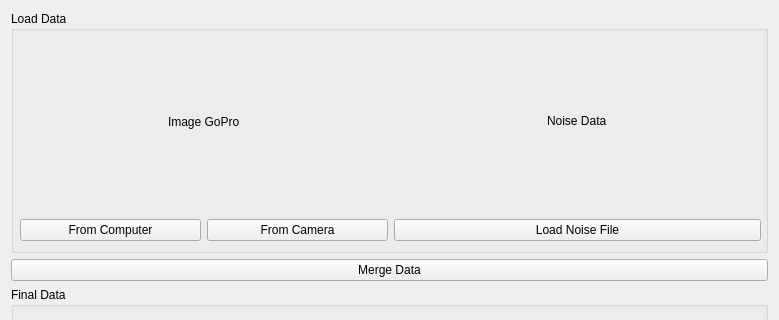
Old version of the form src/views/MergeDataWidget.ui in the repository frmeu9/projet_fin_etude; both pictures show x 0 to 779 and y 0 to 320 of the 779 by 540 pixel window.
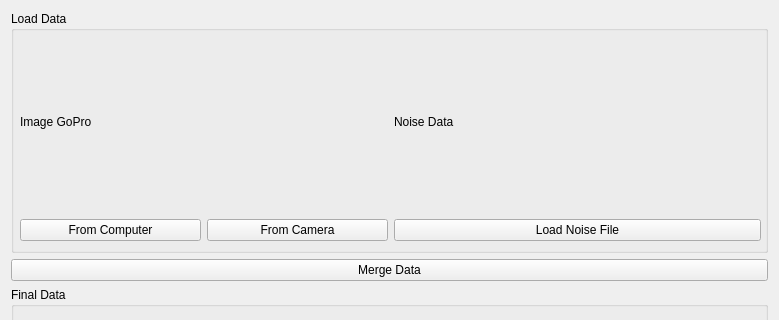
New version of the form.

```diff
--- a/src/views/MergeDataWidget.ui
+++ b/src/views/MergeDataWidget.ui
@@ -77,7 +77,7 @@
       <layout class="QHBoxLayout" name="horizontalLayout">
        <item>
         <layout class="QVBoxLayout" name="verticalLayout_2">
-         <item alignment="Qt::AlignHCenter">
+         <item>
           <widget class="QLabel" name="LA_imageGopro">
            <property name="sizePolicy">
             <sizepolicy hsizetype="Preferred" vsizetype="Expanding">
@@ -112,14 +112,8 @@
        </item>
        <item>
         <layout class="QVBoxLayout" name="verticalLayout_3">
-         <item alignment="Qt::AlignHCenter|Qt::AlignVCenter">
+         <item>
           <widget class="QLabel" name="LA_noiseData">
-           <property name="sizePolicy">
-            <sizepolicy hsizetype="Preferred" vsizetype="Expanding">
-             <horstretch>0</horstretch>
-             <verstretch>0</verstretch>
-            </sizepolicy>
-           </property>
            <property name="text">
             <string>Noise Data</string>
            </property>
```
Left out of the diff: 8 changed lines with no effect on the pictures.
